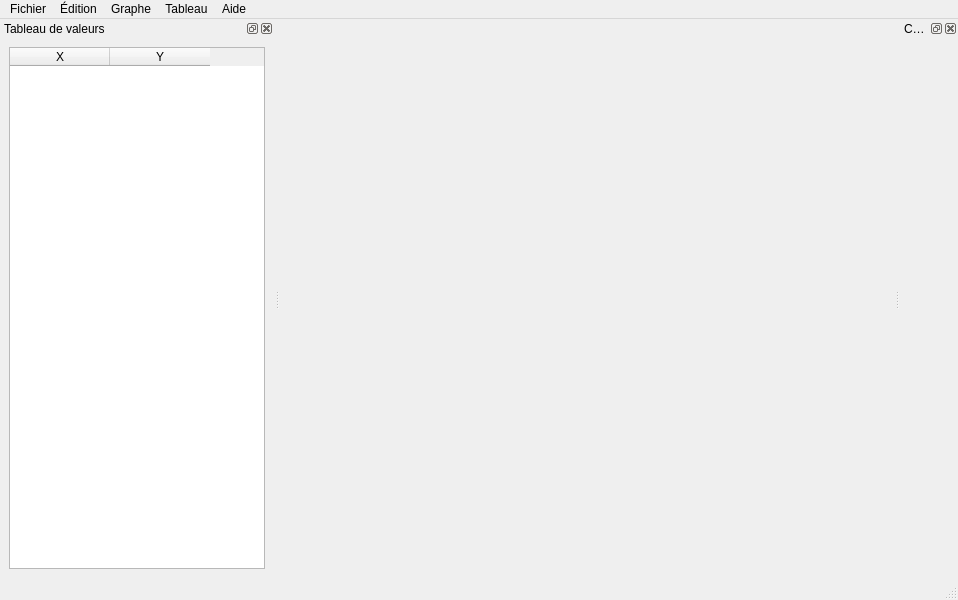
Before: the Qt Designer form main.ui in luigiday/ProGraph, drawn with Qt 5.
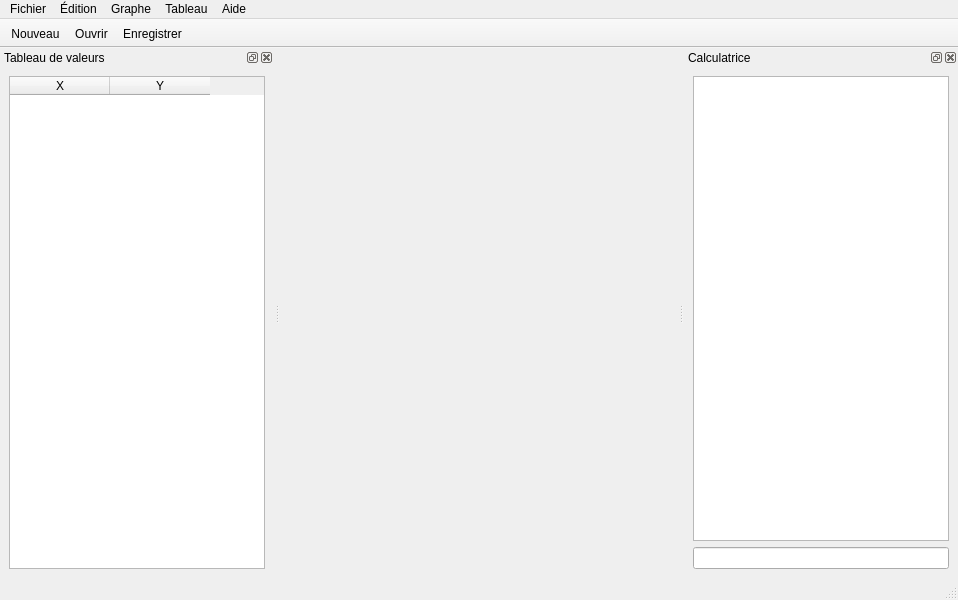
After: the same form once the commit is applied. Icons and pictures are not drawn.

Patch:
```diff
--- a/main.ui
+++ b/main.ui
@@ -95,7 +95,40 @@
    <attribute name="dockWidgetArea">
     <number>2</number>
    </attribute>
-   <widget class="QWidget" name="dockWidgetContents_2"/>
+   <widget class="QWidget" name="dockWidgetContents_2">
+    <layout class="QVBoxLayout" name="verticalLayout_2">
+     <item>
+      <widget class="QListView" name="listView">
+       <property name="flow">
+        <enum>QListView::Flow::TopToBottom</enum>
+       </property>
+      </widget>
+     </item>
+     <item>
+      <widget class="QLineEdit" name="lineEdit"/>
+     </item>
+    </layout>
+   </widget>
+  </widget>
+  <widget class="QToolBar" name="maintoolBar">
+   <property name="windowTitle">
+    <string>Barre d'outils principale</string>
+   </property>
+   <property name="movable">
+    <bool>false</bool>
+   </property>
+   <property name="floatable">
+    <bool>false</bool>
+   </property>
+   <attribute name="toolBarArea">
+    <enum>TopToolBarArea</enum>
+   </attribute>
+   <attribute name="toolBarBreak">
+    <bool>false</bool>
+   </attribute>
+   <addaction name="actionOuvrir"/>
+   <addaction name="actionEnregistrer"/>
+   <addaction name="actionEnregistrer_sous"/>
   </widget>
   <action name="actionA_propos">
    <property name="text">
```
Left out of the diff: 20 changed lines with no effect on the pictures.
